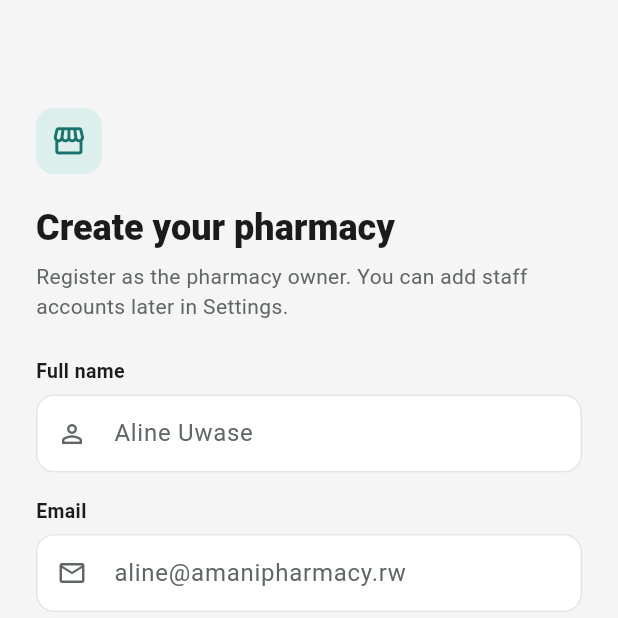
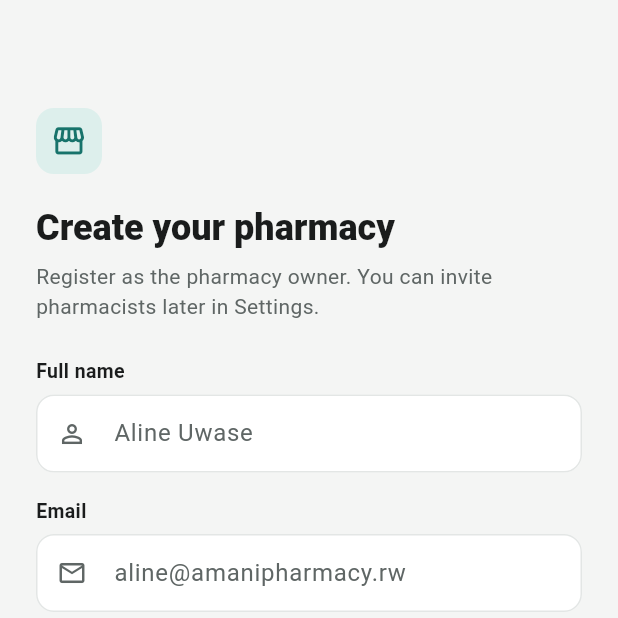
Before and after one commit to Bangnyfe/Mobile-App-Development_Front-end-Backend-Implementation_Cohort-4_Team-30, a Flutter app: the RegisterPage screen opened by its route, on a phone screen of 412 x 824 dp, the top half of it. Run offline on Flutter 3.47's test engine with Material 3 defaults, Android fonts, the phone set to English and light mode, and no system bars; our stand-ins replace cloud_firestore, equatable, firebase_auth, firebase_core, flutter_bloc, go_router and 2 more; accounts and stored records are empty.

Commit message:
Use one shared owner/pharmacist role for auth and Settings

```diff
--- a/lib/features/auth/data/firebase_auth_repository.dart
+++ b/lib/features/auth/data/firebase_auth_repository.dart
@@ -4,6 +4,7 @@ import 'package:cloud_firestore/cloud_firestore.dart';
 import 'package:firebase_auth/firebase_auth.dart';
 import 'package:google_sign_in/google_sign_in.dart';
 
+import '../../../core/domain/user_role.dart';
 import '../domain/auth_failure.dart';
 import '../domain/entities/app_user.dart';
 import '../domain/repositories/auth_repository.dart';
@@ -211,9 +212,7 @@ class FirebaseAuthRepository implements AuthRepository {
           user.displayName ??
           _nameFromEmail(user.email),
       emailVerified: user.emailVerified,
-      role: profile == null
-          ? null
-          : UserRole.fromName(profile['role'] as String?),
+      role: UserRole.fromName(profile?['role'] as String?),
       pharmacyId: profile?['pharmacyId'] as String?,
     );
   }
--- a/lib/features/auth/domain/entities/app_user.dart
+++ b/lib/features/auth/domain/entities/app_user.dart
@@ -1,13 +1,6 @@
 import 'package:equatable/equatable.dart';
 
-/// Role stored on `users/{uid}.role`.
-enum UserRole {
-  owner,
-  staff;
-
-  static UserRole fromName(String? name) =>
-      name == UserRole.owner.name ? UserRole.owner : UserRole.staff;
-}
+import '../../../../core/domain/user_role.dart';
 
 class AppUser extends Equatable {
   const AppUser({
--- a/lib/features/auth/presentation/pages/forgot_password_page.dart
+++ b/lib/features/auth/presentation/pages/forgot_password_page.dart
@@ -89,7 +89,7 @@ class _ForgotPasswordPageState extends State<ForgotPasswordPage> {
               ),
               const SizedBox(height: 16),
               const AuthInfoNote(
-                'Staff accounts: if the email does not arrive, ask your '
+                'Pharmacists: if the email does not arrive, ask your '
                 'pharmacy owner for help.',
               ),
               const SizedBox(height: 24),
--- a/lib/features/auth/presentation/pages/login_page.dart
+++ b/lib/features/auth/presentation/pages/login_page.dart
@@ -132,7 +132,7 @@ class _LoginPageState extends State<LoginPage> {
                 ),
                 const Center(
                   child: Text(
-                    'Staff accounts are created by your pharmacy owner.',
+                    'Pharmacists join with an invite from their pharmacy owner.',
                     textAlign: TextAlign.center,
                     style: TextStyle(
                       fontSize: 12,
--- a/lib/features/auth/presentation/pages/register_page.dart
+++ b/lib/features/auth/presentation/pages/register_page.dart
@@ -90,8 +90,8 @@ class _RegisterPageState extends State<RegisterPage> {
                 const AuthHeader(
                   title: 'Create your pharmacy',
                   subtitle:
-                      'Register as the pharmacy owner. You can add '
-                      'staff accounts later in Settings.',
+                      'Register as the pharmacy owner. You can invite '
+                      'pharmacists later in Settings.',
                   tile: AuthIconTile(
                     icon: Icons.storefront_outlined,
                     filled: false,
--- a/lib/features/settings/data/fake_account_repository.dart
+++ b/lib/features/settings/data/fake_account_repository.dart
@@ -1,3 +1,4 @@
+import '../../../core/domain/user_role.dart';
 import '../domain/entities/pharmacy_account.dart';
 import '../domain/repositories/account_repository.dart';
 
--- a/lib/features/settings/domain/entities/pharmacy_account.dart
+++ b/lib/features/settings/domain/entities/pharmacy_account.dart
@@ -1,4 +1,6 @@
 import 'package:equatable/equatable.dart';
+
+import '../../../../core/domain/user_role.dart';
 
 /// What the Settings screens need to know about the pharmacy and who is
 /// signed in.
@@ -52,17 +54,6 @@ class Pharmacy extends Equatable {
   List<Object?> get props => [id, name, district, city, phone, address];
 }
 
-/// Owners manage prices, reorder levels, deletions and users. Pharmacists
-/// sell and manage stock.
-enum UserRole {
-  owner('Owner'),
-  pharmacist('Pharmacist');
-
-  const UserRole(this.label);
-
-  final String label;
-}
-
 class StaffMember extends Equatable {
   const StaffMember({
     required this.id,
```
Also changed, not shown: lib/core/domain/user_role.dart (added, +23 -0 lines), lib/features/auth/presentation/auth_route_paths.dart (line endings or trailing spaces), 5 other files.
